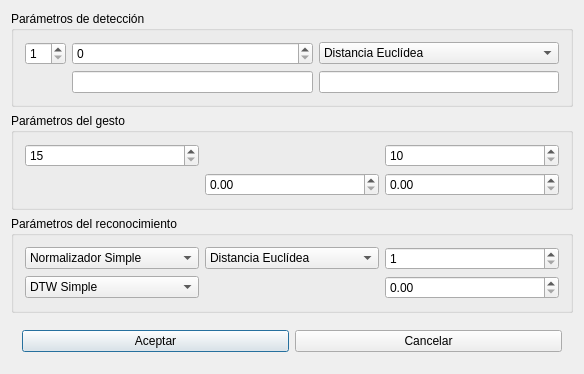
Above: ThesisProject/GUI/GestureParameters/gestureparameter.ui from pjbarrio/mythesisproject before the change. Below: the same form after it.
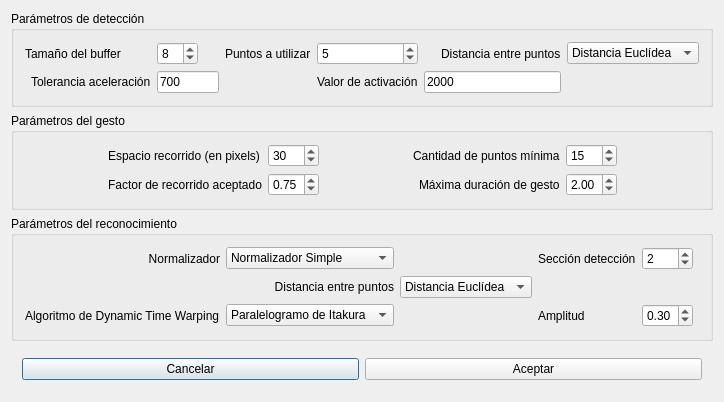
That is the form after the change.

The edit to the form file:
```diff
--- a/ThesisProject/GUI/GestureParameters/gestureparameter.ui
+++ b/ThesisProject/GUI/GestureParameters/gestureparameter.ui
@@ -6,8 +6,8 @@
    <rect>
     <x>0</x>
     <y>0</y>
-    <width>584</width>
-    <height>316</height>
+    <width>659</width>
+    <height>348</height>
    </rect>
   </property>
   <property name="windowTitle">
@@ -20,7 +20,14 @@
       <string>Parámetros de detección</string>
      </property>
      <layout class="QGridLayout" name="gridLayout">
-      <item row="0" column="0">
+      <item row="0" column="0" colspan="2">
+       <widget class="QLabel" name="label">
+        <property name="text">
+         <string>Tamaño del buffer</string>
+        </property>
+       </widget>
+      </item>
+      <item row="0" column="2">
        <widget class="QSpinBox" name="bufferSize">
         <property name="minimum">
          <number>1</number>
@@ -28,12 +35,59 @@
         <property name="maximum">
          <number>20</number>
         </property>
+        <property name="value">
+         <number>8</number>
+        </property>
        </widget>
       </item>
-      <item row="0" column="1">
-       <widget class="QSpinBox" name="relaxedCount"/>
+      <item row="0" column="3">
+       <spacer name="horizontalSpacer">
+        <property name="orientation">
+         <enum>Qt::Horizontal</enum>
+        </property>
+        <property name="sizeHint" stdset="0">
+         <size>
+          <width>82</width>
+          <height>20</height>
+         </size>
+        </property>
+       </spacer>
       </item>
-      <item row="0" column="2">
+      <item row="0" column="4">
+       <widget class="QLabel" name="label_2">
+        <property name="text">
+         <string>Puntos a utilizar</string>
+        </property>
+       </widget>
+      </item>
+      <item row="0" column="5">
+       <widget class="QSpinBox" name="relaxedCount">
+        <property name="value">
+         <number>5</number>
+        </property>
+       </widget>
+      </item>
+      <item row="0" column="6">
+       <spacer name="horizontalSpacer_2">
+        <property name="orientation">
+         <enum>Qt::Horizontal</enum>
+        </property>
+        <property name="sizeHint" stdset="0">
+         <size>
+          <width>78</width>
+          <height>20</height>
+         </size>
+        </property>
+       </spacer>
+      </item>
+      <item row="0" column="7">
+       <widget class="QLabel" name="label_3">
+        <property name="text">
+         <string>Distancia entre puntos</string>
+        </property>
+       </widget>
+      </item>
+      <item row="0" column="8">
        <widget class="QComboBox" name="distanceCalculatorAGM">
         <item>
          <property name="text">
@@ -42,11 +96,78 @@
         </item>
        </widget>
       </item>
+      <item row="1" column="0">
+       <spacer name="horizontalSpacer_5">
+        <property name="orientation">
+         <enum>Qt::Horizontal</enum>
+        </property>
+        <property name="sizeHint" stdset="0">
+         <size>
+          <width>55</width>
+          <height>20</height>
+         </size>
+        </property>
+       </spacer>
+      </item>
       <item row="1" column="1">
-       <widget class="QLineEdit" name="nonVaryingAccelerationRate"/>
+       <widget class="QLabel" name="label_4">
+        <property name="text">
+         <string>Tolerancia aceleración</string>
+        </property>
+       </widget>
       </item>
-      <item row="1" column="2">
-       <widget class="QLineEdit" name="accelerationThreshold"/>
+      <item row="1" column="2" colspan="2">
+       <widget class="QLineEdit" name="nonVaryingAccelerationRate">
+        <property name="inputMask">
+         <string>0000; </string>
+        </property>
+        <property name="text">
+         <string>700</string>
+        </property>
+       </widget>
+      </item>
+      <item row="1" column="4">
+       <spacer name="horizontalSpacer_4">
+        <property name="orientation">
+         <enum>Qt::Horizontal</enum>
+        </property>
+        <property name="sizeHint" stdset="0">
+         <size>
+          <width>54</width>
+          <height>20</height>
+         </size>
+        </property>
+       </spacer>
+      </item>
+      <item row="1" column="5">
+       <widget class="QLabel" name="label_5">
+        <property name="text">
+         <string>Valor de activación</string>
+        </property>
+       </widget>
+      </item>
+      <item row="1" column="6" colspan="2">
+       <widget class="QLineEdit" name="accelerationThreshold">
+        <property name="inputMask">
+         <string>00000; </string>
+        </property>
+        <property name="text">
+         <string>2000</string>
+        </property>
+       </widget>
+      </item>
+      <item row="1" column="8">
+       <spacer name="horizontalSpacer_3">
+        <property name="orientation">
+         <enum>Qt::Horizontal</enum>
+        </property>
+        <property name="sizeHint" stdset="0">
+         <size>
+          <width>109</width>
+          <height>20</height>
+         </size>
+        </property>
+       </spacer>
       </item>
      </layout>
     </widget>
@@ -58,6 +179,26 @@
      </property>
      <layout class="QGridLayout" name="gridLayout_2">
       <item row="0" column="0">
+       <spacer name="horizontalSpacer_8">
+        <property name="orientation">
+         <enum>Qt::Horizontal</enum>
+        </property>
+        <property name="sizeHint" stdset="0">
+         <size>
+          <width>98</width>
+          <height>20</height>
+         </size>
+        </property>
+       </spacer>
+      </item>
+      <item row="0" column="1">
+       <widget class="QLabel" name="label_6">
+        <property name="text">
+         <string>Espacio recorrido (en pixels)</string>
+        </property>
+       </widget>
+      </item>
+      <item row="0" column="2">
        <widget class="QSpinBox" name="walkedPixels">
         <property name="minimum">
          <number>15</number>
@@ -65,9 +206,32 @@
         <property name="maximum">
          <number>100</number>
         </property>
+        <property name="value">
+         <number>30</number>
+        </property>
        </widget>
       </item>
-      <item row="0" column="2">
+      <item row="0" column="3">
+       <spacer name="horizontalSpacer_7">
+        <property name="orientation">
+         <enum>Qt::Horizontal</enum>
+        </property>
+        <property name="sizeHint" stdset="0">
+         <size>
+          <width>97</width>
+          <height>20</height>
+         </size>
+        </property>
+       </spacer>
+      </item>
+      <item row="0" column="4" colspan="2">
+       <widget class="QLabel" name="label_7">
+        <property name="text">
+         <string>Cantidad de puntos mínima</string>
+        </property>
+       </widget>
+      </item>
+      <item row="0" column="6">
        <widget class="QSpinBox" name="minimunPointCount">
         <property name="minimum">
          <number>10</number>
@@ -75,26 +239,101 @@
         <property name="maximum">
          <number>80</number>
         </property>
+        <property name="value">
+         <number>15</number>
+        </property>
        </widget>
       </item>
+      <item row="0" column="7">
+       <spacer name="horizontalSpacer_6">
+        <property name="orientation">
+         <enum>Qt::Horizontal</enum>
+        </property>
+        <property name="sizeHint" stdset="0">
+         <size>
+          <width>97</width>
+          <height>20</height>
+         </size>
+        </property>
+       </spacer>
+      </item>
+      <item row="1" column="0">
+       <spacer name="horizontalSpacer_11">
+        <property name="orientation">
+         <enum>Qt::Horizontal</enum>
+        </property>
+        <property name="sizeHint" stdset="0">
+         <size>
+          <width>98</width>
+          <height>20</height>
+         </size>
+        </property>
+       </spacer>
+      </item>
       <item row="1" column="1">
-       <widget class="QDoubleSpinBox" name="distanceThreshold">
-        <property name="maximum">
-         <double>1.000000000000000</double>
+       <widget class="QLabel" name="label_8">
+        <property name="text">
+         <string>Factor de recorrido aceptado</string>
         </property>
-        <property name="singleStep">
-         <double>0.050000000000000</double>
+       </widget>
+      </item>
+      <item row="1" column="3" colspan="2">
+       <spacer name="horizontalSpacer_10">
+        <property name="orientation">
+         <enum>Qt::Horizontal</enum>
         </property>
+        <property name="sizeHint" stdset="0">
+         <size>
+          <width>98</width>
+          <height>20</height>
+         </size>
+        </property>
+       </spacer>
+      </item>
+      <item row="1" column="5">
+       <widget class="QLabel" name="label_9">
+        <property name="text">
+         <string>Máxima duración de gesto</string>
+        </property>
        </widget>
       </item>
-      <item row="1" column="2">
+      <item row="1" column="6">
        <widget class="QDoubleSpinBox" name="maxGestureTime">
         <property name="maximum">
+         <double>2.500000000000000</double>
+        </property>
+        <property name="singleStep">
+         <double>0.050000000000000</double>
+        </property>
+        <property name="value">
          <double>2.000000000000000</double>
         </property>
+       </widget>
+      </item>
+      <item row="1" column="7">
+       <spacer name="horizontalSpacer_9">
+        <property name="orientation">
+         <enum>Qt::Horizontal</enum>
+        </property>
+        <property name="sizeHint" stdset="0">
+         <size>
+          <width>97</width>
+          <height>20</height>
+         </size>
+        </property>
+       </spacer>
+      </item>
+      <item row="1" column="2">
+       <widget class="QDoubleSpinBox" name="distanceThreshold">
+        <property name="maximum">
+         <double>1.000000000000000</double>
+        </property>
         <property name="singleStep">
          <double>0.050000000000000</double>
         </property>
+        <property name="value">
+         <double>0.750000000000000</double>
+        </property>
        </widget>
       </item>
      </layout>
@@ -107,6 +346,29 @@
      </property>
      <layout class="QGridLayout" name="gridLayout_3">
       <item row="0" column="0">
+       <spacer name="horizontalSpacer_14">
+        <property name="orientation">
+         <enum>Qt::Horizontal</enum>
+        </property>
+        <property name="sizeHint" stdset="0">
+         <size>
+          <width>100</width>
+          <height>20</height>
+         </size>
+        </property>
+       </spacer>
+      </item>
+      <item row="0" column="1">
+       <widget class="QLabel" name="label_10">
+        <property name="text">
+         <string>Normalizador</string>
+        </property>
+        <property name="alignment">
+         <set>Qt::AlignRight|Qt::AlignTrailing|Qt::AlignVCenter</set>
+        </property>
+       </widget>
+      </item>
+      <item row="0" column="2">
        <widget class="QComboBox" name="valuesNormalizator">
         <item>
          <property name="text">
@@ -115,29 +377,103 @@
         </item>
        </widget>
       </item>
-      <item row="0" column="1">
-       <widget class="QComboBox" name="distanceCalculatorDTW">
-        <item>
-         <property name="text">
-          <string>Distancia Euclídea</string>
-         </property>
-        </item>
+      <item row="0" column="3">
+       <spacer name="horizontalSpacer_13">
+        <property name="orientation">
+         <enum>Qt::Horizontal</enum>
+        </property>
+        <property name="sizeHint" stdset="0">
+         <size>
+          <width>62</width>
+          <height>20</height>
+         </size>
+        </property>
+       </spacer>
+      </item>
+      <item row="0" column="4">
+       <widget class="QLabel" name="label_11">
+        <property name="text">
+         <string>Sección detección</string>
+        </property>
        </widget>
       </item>
-      <item row="0" column="2">
+      <item row="0" column="5">
        <widget class="QSpinBox" name="relaxedRatio">
         <property name="minimum">
          <number>1</number>
         </property>
+        <property name="value">
+         <number>2</number>
+        </property>
        </widget>
       </item>
-      <item row="1" column="0">
+      <item row="0" column="6">
+       <spacer name="horizontalSpacer_12">
+        <property name="orientation">
+         <enum>Qt::Horizontal</enum>
+        </property>
+        <property name="sizeHint" stdset="0">
+         <size>
+          <width>62</width>
+          <height>20</height>
+         </size>
+        </property>
+       </spacer>
+      </item>
+      <item row="1" column="0" colspan="2">
+       <spacer name="horizontalSpacer_15">
+        <property name="orientation">
+         <enum>Qt::Horizontal</enum>
+        </property>
+        <property name="sizeHint" stdset="0">
+         <size>
+          <width>62</width>
+          <height>20</height>
+         </size>
+        </property>
+       </spacer>
+      </item>
+      <item row="1" column="2">
+       <widget class="QLabel" name="label_12">
+        <property name="text">
+         <string>Distancia entre puntos</string>
+        </property>
+        <property name="alignment">
+         <set>Qt::AlignRight|Qt::AlignTrailing|Qt::AlignVCenter</set>
+        </property>
+       </widget>
+      </item>
+      <item row="1" column="3">
+       <widget class="QComboBox" name="distanceCalculatorDTW">
+        <item>
+         <property name="text">
+          <string>Distancia Euclídea</string>
+         </property>
+        </item>
+       </widget>
+      </item>
+      <item row="1" column="4" colspan="3">
+       <spacer name="horizontalSpacer_16">
+        <property name="orientation">
+         <enum>Qt::Horizontal</enum>
+        </property>
+        <property name="sizeHint" stdset="0">
+         <size>
+          <width>62</width>
+          <height>20</height>
+         </size>
+        </property>
+       </spacer>
+      </item>
+      <item row="2" column="0" colspan="2">
+       <widget class="QLabel" name="label_13">
+        <property name="text">
+         <string>Algoritmo de Dynamic Time Warping</string>
+        </property>
+       </widget>
+      </item>
+      <item row="2" column="2">
        <widget class="QComboBox" name="dtwAlgorithm">
-        <item>
-         <property name="text">
-          <string>DTW Simple</string>
-         </property>
-        </item>
         <item>
          <property name="text">
           <string>Paralelogramo de Itakura</string>
@@ -150,7 +486,14 @@
         </item>
        </widget>
       </item>
-      <item row="1" column="2">
+      <item row="2" column="4">
+       <widget class="QLabel" name="label_14">
+        <property name="text">
+         <string>Amplitud</string>
+        </property>
+       </widget>
+      </item>
+      <item row="2" column="5">
        <widget class="QDoubleSpinBox" name="rate">
         <property name="maximum">
          <double>1.000000000000000</double>
@@ -158,21 +501,43 @@
         <property name="singleStep">
          <double>0.050000000000000</double>
         </property>
+        <property name="value">
+         <double>0.300000000000000</double>
+        </property>
        </widget>
       </item>
+      <item row="2" column="6">
+       <spacer name="horizontalSpacer_18">
+        <property name="orientation">
+         <enum>Qt::Horizontal</enum>
+        </property>
+        <property name="sizeHint" stdset="0">
+         <size>
+          <width>62</width>
+          <height>20</height>
+         </size>
+        </property>
+       </spacer>
+      </item>
+      <item row="2" column="3">
+       <spacer name="horizontalSpacer_17">
+        <property name="orientation">
+         <enum>Qt::Horizontal</enum>
+        </property>
+        <property name="sizeHint" stdset="0">
+         <size>
+          <width>40</width>
+          <height>20</height>
+         </size>
+        </property>
+       </spacer>
+      </item>
      </layout>
     </widget>
    </item>
    <item>
     <widget class="QWidget" name="widget" native="true">
      <layout class="QHBoxLayout" name="horizontalLayout">
-      <item>
-       <widget class="QPushButton" name="accept">
-        <property name="text">
-         <string>Aceptar</string>
-        </property>
-       </widget>
-      </item>
       <item>
        <widget class="QPushButton" name="reject">
         <property name="text">
@@ -180,6 +545,13 @@
         </property>
        </widget>
       </item>
+      <item>
+       <widget class="QPushButton" name="accept">
+        <property name="text">
+         <string>Aceptar</string>
+        </property>
+       </widget>
+      </item>
      </layout>
     </widget>
    </item>
```
Left out of the diff: 335 changed lines with no effect on the pictures.
